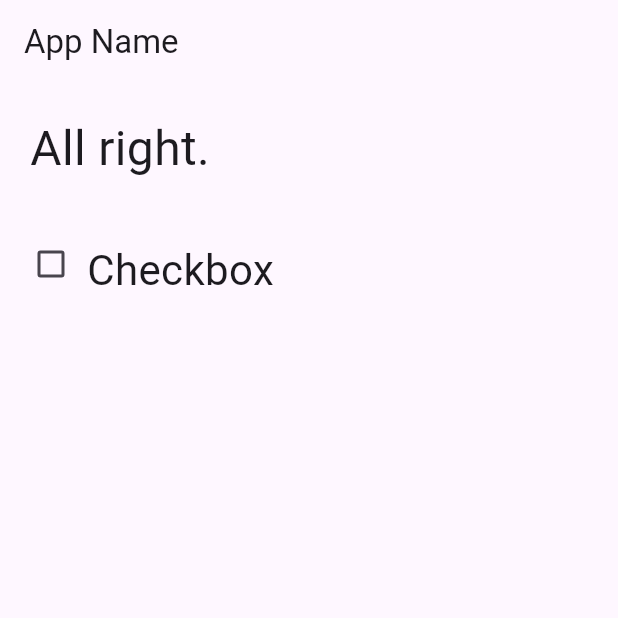
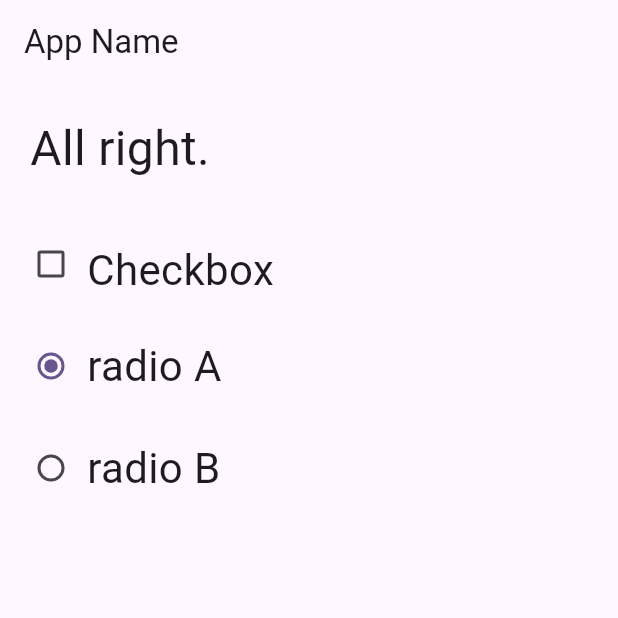
Before and after one commit to Jun-Saito-de/practice_j, a Flutter app: the screen it shows after launch, on a phone screen of 412 x 824 dp, the top half of it. Run offline on Flutter 3.47's test engine with Material 3 defaults, Android fonts, the phone set to English and light mode, and no system bars.

Commit message:
ラジオボタンを追加

```diff
--- a/lib/main.dart
+++ b/lib/main.dart
@@ -37,6 +37,8 @@ class _MyHomePageState extends State<MyHomePage> {
   static var _message = "All right.";
   // チェックボックスの状態を保持する変数。初期値は未チェックとする
   static var _checked = false;
+  // ラジオボタンの状態を保持する変数
+  static var _selected = 'A';
 
   @override
   Widget build(BuildContext context) {
@@ -61,7 +63,7 @@ class _MyHomePageState extends State<MyHomePage> {
                 ),
               ),
             ),
-             // チェックボックスとテキストを横並びで表示する行
+            // チェックボックスとテキストを横並びで表示する行
             Padding(
               padding: EdgeInsets.all(10.0),
               child: Row(
@@ -69,9 +71,9 @@ class _MyHomePageState extends State<MyHomePage> {
                 mainAxisSize: MainAxisSize.max,
                 crossAxisAlignment: CrossAxisAlignment.end,
                 children: <Widget>[
-                   // チェックボックス（状態は _checked によって制御される）
+                  // チェックボックス（状態は _checked によって制御される）
                   Checkbox(value: _checked, onChanged: checkChanged),
-                   // チェックボックス横のテキスト
+                  // チェックボックス横のテキスト
                   Text(
                     "Checkbox",
                     style: TextStyle(
@@ -79,8 +81,55 @@ class _MyHomePageState extends State<MyHomePage> {
                       fontWeight: FontWeight.w400,
                       fontFamily: "Roboto",
                     ),
-                  )
-                ]
+                  ),
+                ],
+              ),
+            ),
+            // ラジオボタン追加部分
+            Padding(
+              padding: EdgeInsets.all(10.0),
+              child: Row(
+                mainAxisAlignment: MainAxisAlignment.start,
+                mainAxisSize: MainAxisSize.max,
+                crossAxisAlignment: CrossAxisAlignment.center,
+                children: <Widget>[
+                  Radio<String>(
+                    value: 'A',
+                    groupValue: _selected,
+                    onChanged: radioChanged,
+                  ),
+                  Text(
+                    "radio A",
+                    style: TextStyle(
+                      fontSize: 28.0,
+                      fontWeight: FontWeight.w400,
+                      fontFamily: "Roboto",
+                    ),
+                  ),
+                ],
+              ),
+            ),
+            Padding(
+              padding: EdgeInsets.all(10.0),
+              child: Row(
+                mainAxisAlignment: MainAxisAlignment.start,
+                mainAxisSize: MainAxisSize.max,
+                crossAxisAlignment: CrossAxisAlignment.center,
+                children: <Widget>[
+                  Radio<String>(
+                    value: 'B',
+                    groupValue: _selected,
+                    onChanged: radioChanged,
+                  ),
+                  Text(
+                    "radio B",
+                    style: TextStyle(
+                      fontSize: 28.0,
+                      fontWeight: FontWeight.w400,
+                      fontFamily: "Roboto",
+                    ),
+                  ),
+                ],
               ),
             ),
           ],
@@ -90,10 +139,18 @@ class _MyHomePageState extends State<MyHomePage> {
   }
 
   // チェックボックスが切り替えられたときに呼ばれる関数です
-  void checkChanged(bool? value){
+  void checkChanged(bool? value) {
     setState(() {
       _checked = value!; // nullでないことを確認しつつ、_checkedを 更新する
       _message = value ? "checked!" : "not checked…"; // チェック状態に応じてメッセージを更新する
     });
   }
+
+  // ラジオボタンの状態変更を管理する関数
+  void radioChanged(String? value) {
+    setState(() {
+      _selected = value!;
+      _message = 'select: $_selected';
+    });
+  }
 }
```
